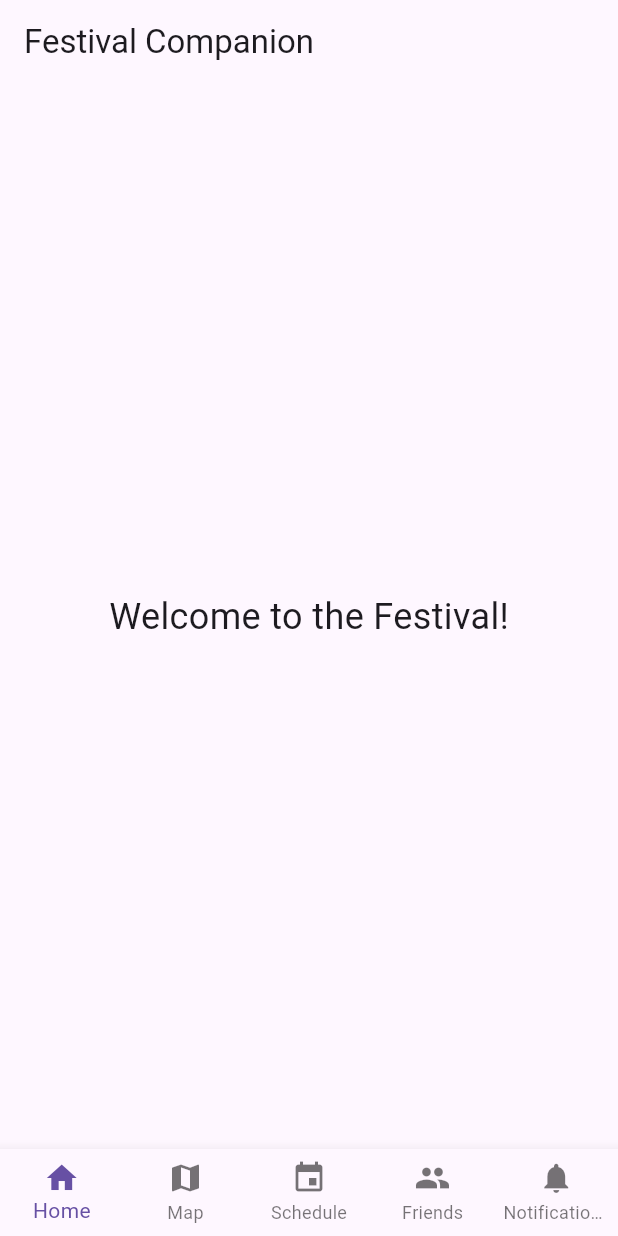
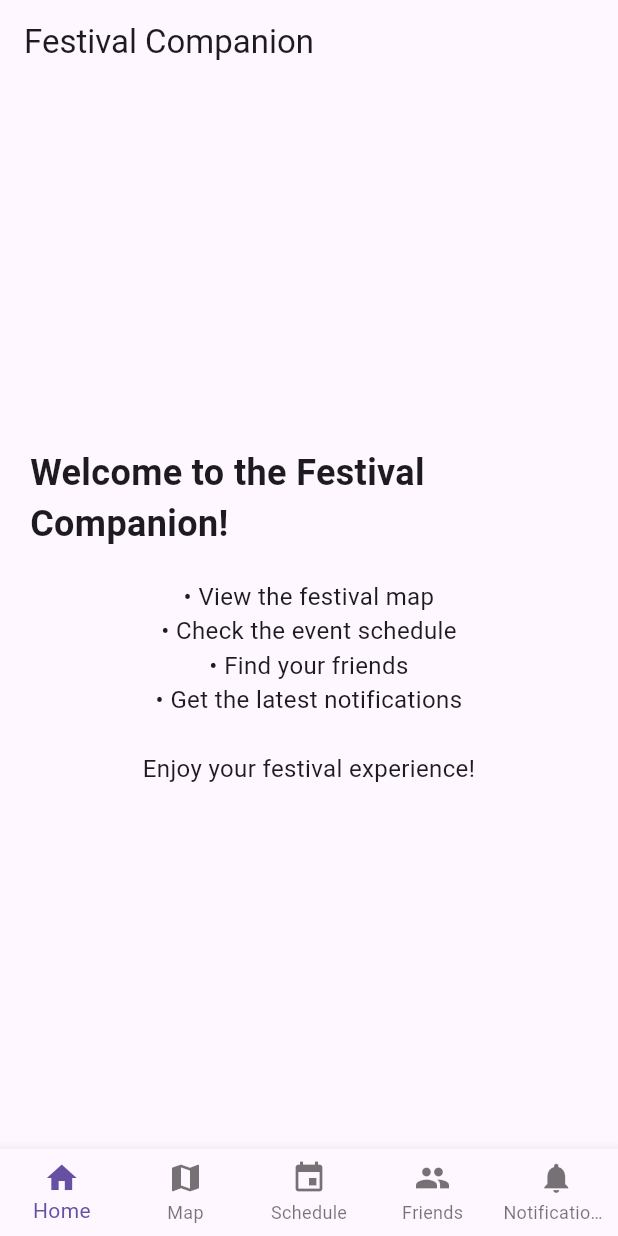
Before and after one commit to bobotiq/Festival-Companion, a Flutter app: the screen it shows after launch, on a phone screen of 412 x 824 dp. Run offline on Flutter 3.47's test engine with Material 3 defaults, Android fonts, the phone set to English and light mode, and no system bars.

Commit message:
Adding static events to every screen

```diff
--- a/lib/main.dart
+++ b/lib/main.dart
@@ -9,6 +9,7 @@
       title: 'Festival Companion',
       theme: ThemeData(primarySwatch: Colors.deepPurple),
       home: MainScreen(),
+      debugShowCheckedModeBanner: false,
     );
   }
 }
@@ -59,25 +60,63 @@
   }
 }
 
-// Placeholder screens
+// Home Screen
 class HomeScreen extends StatelessWidget {
   @override
   Widget build(BuildContext context) {
     return Center(
-      child: Text('Welcome to the Festival!', style: TextStyle(fontSize: 24)),
+      child: Padding(
+        padding: EdgeInsets.all(20),
+        child: Column(
+          mainAxisAlignment: MainAxisAlignment.center,
+          children: [
+            Text(
+              'Welcome to the Festival Companion!',
+              style: TextStyle(fontSize: 24, fontWeight: FontWeight.bold),
+            ),
+            SizedBox(height: 20),
+            Text(
+              '• View the festival map\n'
+              '• Check the event schedule\n'
+              '• Find your friends\n'
+              '• Get the latest notifications\n\n'
+              'Enjoy your festival experience!',
+              style: TextStyle(fontSize: 16),
+              textAlign: TextAlign.center,
+            ),
+          ],
+        ),
+      ),
     );
   }
 }
 
+// Map Screen
 class MapScreen extends StatelessWidget {
   @override
   Widget build(BuildContext context) {
     return Center(
-      child: Text('Festival Map Coming Soon', style: TextStyle(fontSize: 20)),
+      // If you have an image, uncomment the next lines and add the image to assets.
+      // child: Image.asset(
+      //   'assets/festival_map.png',
+      //   fit: BoxFit.contain,
+      // ),
+      child: Container(
+        width: 300,
+        height: 400,
+        color: Colors.deepPurple[100],
+        child: Center(
+          child: Text(
+            'Festival Map Coming Soon',
+            style: TextStyle(fontSize: 20, color: Colors.deepPurple[800]),
+          ),
+        ),
+      ),
     );
   }
 }
 
+// Schedule Screen
 class ScheduleScreen extends StatelessWidget {
   final List<Map<String, String>> events = [
     {"time": "12:00", "title": "Opening Ceremony", "stage": "Main Stage"},
@@ -103,20 +142,44 @@
   }
 }
 
+// Friends Screen
 class FriendsScreen extends StatelessWidget {
+  final List<String> friends = ["Alex", "Samira", "Jasper", "Lotte", "Chen"];
+
   @override
   Widget build(BuildContext context) {
-    return Center(
-      child: Text('Find Friends Coming Soon', style: TextStyle(fontSize: 20)),
+    return ListView.builder(
+      itemCount: friends.length,
+      itemBuilder: (context, index) {
+        return ListTile(
+          leading: Icon(Icons.person),
+          title: Text(friends[index]),
+          subtitle: Text("At the festival"),
+        );
+      },
     );
   }
 }
 
+// Notifications Screen
 class NotificationsScreen extends StatelessWidget {
+  final List<String> notifications = [
+    "Welcome to the festival!",
+    "Main Stage performance starts at 18:00.",
+    "Don't miss the food tasting at 16:30.",
+    "Lost & Found is near the entrance.",
+  ];
+
   @override
   Widget build(BuildContext context) {
-    return Center(
-      child: Text('Notifications Coming Soon', style: TextStyle(fontSize: 20)),
+    return ListView.builder(
+      itemCount: notifications.length,
+      itemBuilder: (context, index) {
+        return ListTile(
+          leading: Icon(Icons.notifications),
+          title: Text(notifications[index]),
+        );
+      },
     );
   }
 }
```
Also changed, not shown: 1 other file.
